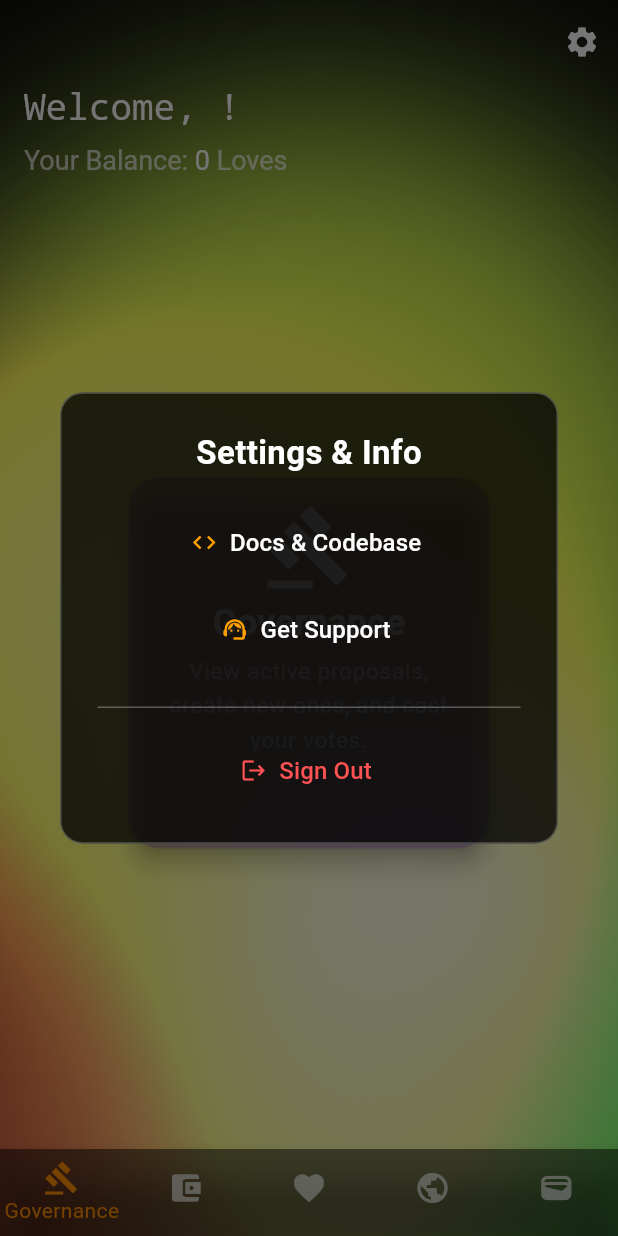
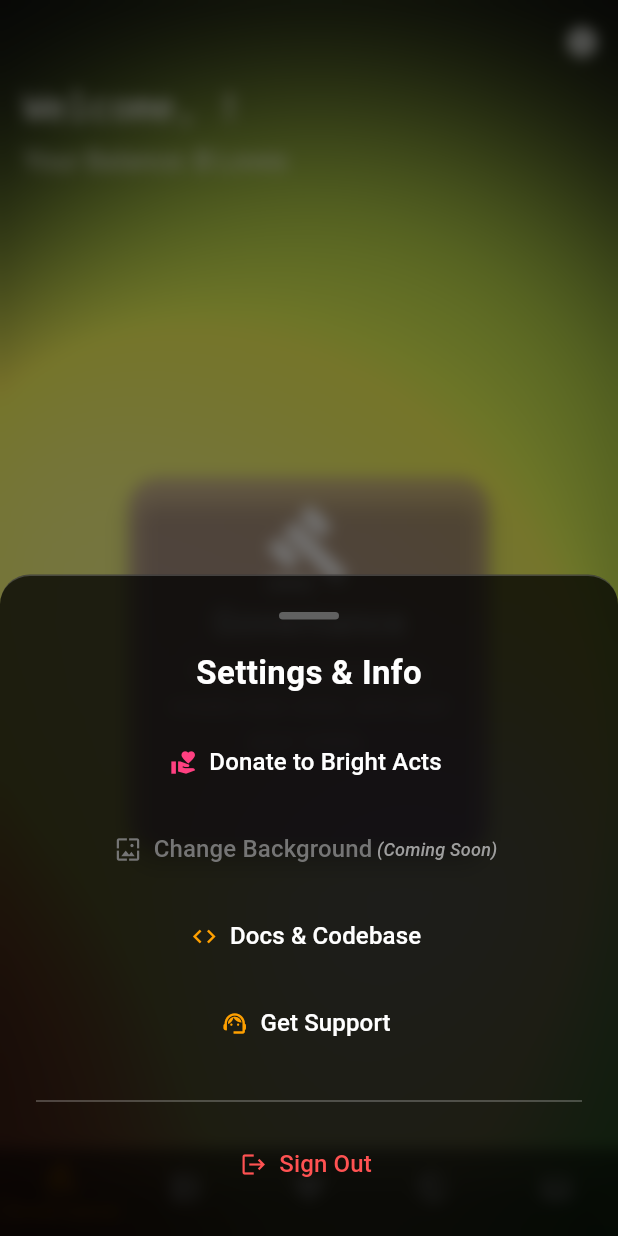
Before and after one commit to dfeen87/front-end-peoples-coin, a Flutter app: the HomePage screen opened by its route, after a tap on the "settings" icon, on a phone screen of 412 x 824 dp. Run offline on Flutter 3.47's test engine with Material 3 defaults, Android fonts, the phone set to English and light mode, and no system bars; our stand-ins replace firebase_auth, firebase_core, flutter_dotenv, flutter_riverpod, go_router, qr_flutter and 1 more; missing offline and left inert: firebase_app_check, pointycastle, web3dart; accounts and stored records are empty; network calls fail.

Commit message:
Enhance settings panel with new buttons

```diff
--- a/lib/main.dart
+++ b/lib/main.dart
@@ -1,4 +1,5 @@
 import 'dart:async';
+import 'dart:ui';
 import 'package:flutter/material.dart';
 import 'package:flutter/services.dart';
 import 'package:provider/provider.dart';
@@ -74,32 +75,24 @@
 
 Future<void> main() async {
   WidgetsFlutterBinding.ensureInitialized();
-
   await SystemChrome.setPreferredOrientations([
     DeviceOrientation.portraitUp,
     DeviceOrientation.portraitDown,
   ]);
-
   await dotenv.load(fileName: ".env");
-
   await Firebase.initializeApp(
     options: DefaultFirebaseOptions.currentPlatform,
   );
-
   final reCaptchaKey = dotenv.env['RECAPTCHA_SITE_KEY'] ?? 'YOUR_FALLBACK_KEY_HERE';
-
   await FirebaseAppCheck.instance.activate(
     webProvider: ReCaptchaV3Provider(reCaptchaKey),
     androidProvider: AndroidProvider.playIntegrity,
     appleProvider: AppleProvider.appAttest,
   );
-
   runApp(
     MultiProvider(
       providers: [
-        Provider<PeoplesCoinApiClient>(
-          create: (_) => PeoplesCoinApiClient(),
-        ),
+        Provider<PeoplesCoinApiClient>(create: (_) => PeoplesCoinApiClient()),
         ChangeNotifierProxyProvider<PeoplesCoinApiClient, MyAppAuthProvider.AuthProvider>(
           create: (context) => MyAppAuthProvider.AuthProvider(context.read<PeoplesCoinApiClient>()),
           update: (context, apiClient, previous) => MyAppAuthProvider.AuthProvider(apiClient),
@@ -130,31 +123,14 @@
 
 final _router = GoRouter(
   routes: [
-    GoRoute(
-      path: '/',
-      builder: (context, state) => const AppStartupController(),
-    ),
-    GoRoute(
-      path: '/dev_access',
-      builder: (context, state) => const DevAccessScreen(),
-    ),
-    GoRoute(
-      path: '/sign_in',
-      builder: (context, state) => const SignInScreen(),
-    ),
-    GoRoute(
-      path: '/sign_up',
-      builder: (context, state) => const SignUpScreen(),
-    ),
+    GoRoute(path: '/', builder: (context, state) => const AppStartupController()),
+    GoRoute(path: '/dev_access', builder: (context, state) => const DevAccessScreen()),
+    GoRoute(path: '/sign_in', builder: (context, state) => const SignInScreen()),
+    GoRoute(path: '/sign_up', builder: (context, state) => const SignUpScreen()),
     ShellRoute(
-      builder: (context, state, child) {
-        return AppShell(child: child);
-      },
+      builder: (context, state, child) => AppShell(child: child),
       routes: [
-        GoRoute(
-          path: '/home',
-          builder: (context, state) => const HomePage(),
-        ),
+        GoRoute(path: '/home', builder: (context, state) => const HomePage()),
       ],
     ),
   ],
@@ -163,22 +139,18 @@
 // --- APP SHELL WIDGET ---
 class AppShell extends StatelessWidget {
   final Widget child;
-
   const AppShell({required this.child, super.key});
 
   @override
   Widget build(BuildContext context) {
     return Stack(
       children: [
-        const Positioned.fill(
-          child: DynamicNebulaBackground(),
-        ),
+        const Positioned.fill(child: DynamicNebulaBackground()),
         child,
       ],
     );
   }
 }
-
 
 // --- ROOT APP WIDGET ---
 
@@ -192,7 +164,6 @@
       systemNavigationBarColor: Colors.black.withOpacity(0.5),
       systemNavigationBarIconBrightness: Brightness.light,
     ));
-
     return MaterialApp.router(
       title: 'BrightActs',
       debugShowCheckedModeBanner: false,
@@ -208,7 +179,6 @@
 
 class AppStartupController extends StatefulWidget {
   const AppStartupController({super.key});
-
   @override
   State<AppStartupController> createState() => _AppStartupControllerState();
 }
@@ -222,10 +192,8 @@
 
   Future<void> _initializeApp() async {
     await WidgetsBinding.instance.endOfFrame;
-
     final authProvider = Provider.of<MyAppAuthProvider.AuthProvider>(context, listen: false);
     await authProvider.checkCurrentUser();
-
     if (mounted) {
       if (authProvider.user == null) {
         context.go('/dev_access');
@@ -240,9 +208,7 @@
   Widget build(BuildContext context) {
     return const Scaffold(
       backgroundColor: Colors.black,
-      body: Center(
-        child: CircularProgressIndicator(color: Colors.deepPurple),
-      ),
+      body: Center(child: CircularProgressIndicator(color: Colors.deepPurple)),
     );
   }
 }
@@ -251,7 +217,6 @@
 
 class HomePage extends StatefulWidget {
   const HomePage({super.key});
-
   @override
   State<HomePage> createState() => _HomePageState();
 }
@@ -260,7 +225,6 @@
   int _selectedIndex = 2;
   late final PageController _pageController;
   late final List<Widget> _pages;
-
   bool _showUiElements = true;
 
   @override
@@ -272,46 +236,11 @@
 
   List<Widget> _buildPages() {
     return [
-      _buildNavigationPage(
-        title: 'Governance',
-        description: 'View active proposals, create new ones, and cast your votes.',
-        icon: Icons.gavel,
-        cardColor: AppColors.governance,
-        buttonText: "View Proposals",
-        pageToOpen: const GovernancePage(),
-      ),
-      _buildNavigationPage(
-        title: 'My Portfolio',
-        description: 'Track your personal acts of goodwill and contributions.',
-        icon: Icons.account_balance_wallet,
-        cardColor: AppColors.portfolio,
-        buttonText: "View My Acts",
-        pageToOpen: const MyPortfolioPage(),
-      ),
-      _buildNavigationPage(
-        title: 'Record Act',
-        description: 'Share a new act of kindness or contribution and earn Loves.',
-        icon: Icons.favorite,
-        cardColor: AppColors.recordAct,
-        buttonText: "Submit a Bright Act",
-        pageToOpen: const SubmitGoodwillPage(),
-      ),
-      _buildNavigationPage(
-        title: 'Public Ledger',
-        description: 'View all recorded acts of goodwill on the blockchain.',
-        icon: Icons.public,
-        cardColor: AppColors.ledger,
-        buttonText: "View Ledger",
-        pageToOpen: const PublicLedgerPage(),
-      ),
-      _buildNavigationPage(
-        title: 'My Wallet',
-        description: 'Manage your Loves balance, send, and receive.',
-        icon: Icons.wallet,
-        cardColor: AppColors.wallet,
-        buttonText: "Open Wallet",
-        pageToOpen: const MyWalletPage(),
-      ),
+      _buildNavigationPage(title: 'Governance', description: 'View active proposals, create new ones, and cast your votes.', icon: Icons.gavel, cardColor: AppColors.governance, buttonText: "View Proposals", pageToOpen: const GovernancePage()),
+      _buildNavigationPage(title: 'My Portfolio', description: 'Track your personal acts of goodwill and contributions.', icon: Icons.account_balance_wallet, cardColor: AppColors.portfolio, buttonText: "View My Acts", pageToOpen: const MyPortfolioPage()),
+      _buildNavigationPage(title: 'Record Act', description: 'Share a new act of kindness or contribution and earn Loves.', icon: Icons.favorite, cardColor: AppColors.recordAct, buttonText: "Submit a Bright Act", pageToOpen: const SubmitGoodwillPage()),
+      _buildNavigationPage(title: 'Public Ledger', description: 'View all recorded acts of goodwill on the blockchain.', icon: Icons.public, cardColor: AppColors.ledger, buttonText: "View Ledger", pageToOpen: const PublicLedgerPage()),
+      _buildNavigationPage(title: 'My Wallet', description: 'Manage your Loves balance, send, and receive.', icon: Icons.wallet, cardColor: AppColors.wallet, buttonText: "Open Wallet", pageToOpen: const MyWalletPage()),
     ];
   }
 
@@ -321,14 +250,7 @@
     super.dispose();
   }
 
-  Widget _buildNavigationPage({
-    required String title,
-    required String description,
-    required IconData icon,
-    required Color cardColor,
-    required String buttonText,
-    required Widget pageToOpen,
-  }) {
+  Widget _buildNavigationPage({required String title, required String description, required IconData icon, required Color cardColor, required String buttonText, required Widget pageToOpen}) {
     return NavigationCard(
       title: title,
       description: description,
@@ -341,7 +263,6 @@
   Future<void> _showSlidingFormOverlay(BuildContext context, Widget content) async {
     setState(() => _showUiElements = false);
     await Future.delayed(AppDurations.fast);
-
     await showGeneralDialog(
       context: context,
       barrierDismissible: true,
@@ -363,24 +284,17 @@
           child: Container(
             width: mediaQuery.size.width * (isDesktop ? 0.4 : 0.9),
             height: mediaQuery.size.height * 0.85,
-            margin: EdgeInsets.only(
-              top: mediaQuery.padding.top + (AppBar().preferredSize.height / 2),
-              bottom: mediaQuery.padding.bottom,
-            ),
+            margin: EdgeInsets.only(top: mediaQuery.padding.top + (AppBar().preferredSize.height / 2), bottom: mediaQuery.padding.bottom),
             decoration: BoxDecoration(
               color: Colors.white.withOpacity(0.15),
               borderRadius: BorderRadius.circular(25.0),
               border: Border.all(color: Colors.white.withOpacity(0.2)),
             ),
-            child: ClipRRect(
-              borderRadius: BorderRadius.circular(25.0),
-              child: content,
-            ),
+            child: ClipRRect(borderRadius: BorderRadius.circular(25.0), child: content),
           ),
         );
       },
     );
-
     setState(() => _showUiElements = true);
   }
 
@@ -388,10 +302,7 @@
     return Column(
       crossAxisAlignment: CrossAxisAlignment.start,
       children: [
-        const Text(
-          'Detailed information about this section.',
-          style: TextStyle(color: Colors.white70, fontSize: 14),
-        ),
+        const Text('Detailed information about this section.', style: TextStyle(color: Colors.white70, fontSize: 14)),
         const Spacer(),
         Center(
           child: ElevatedButton(
@@ -417,21 +328,15 @@
     _pageController.animateToPage(index, duration: AppDurations.fast, curve: Curves.ease);
   }
 
-  // --- THIS IS THE CORRECTED BUILD METHOD FOR HOMEPAGE ---
   @override
   Widget build(BuildContext context) {
     final screenWidth = MediaQuery.of(context).size.width;
     final verticalMargin = screenWidth >= AppBreakpoints.desktop ? 40.0 : 20.0;
-
-    // The Scaffold is now the root widget of this page.
-    // It's transparent to let the AppShell's background show through.
     return Scaffold(
-      backgroundColor: Colors.transparent, // Make sure it's transparent
+      backgroundColor: Colors.transparent,
       extendBodyBehindAppBar: true,
       extendBody: true,
       appBar: _buildAppBar(context),
-      // The main body is now just the SafeArea with the Column.
-      // The old Stack and DynamicNebulaBackground are GONE from here.
       body: SafeArea(
         child: Column(
           crossAxisAlignment: CrossAxisAlignment.start,
@@ -469,7 +374,12 @@
               icon: const Icon(Icons.settings),
               onPressed: () {
                 HapticFeedback.mediumImpact();
-                showDialog(context: context, builder: (_) => const SettingsDialog());
+                showModalBottomSheet(
+                  context: context,
+                  backgroundColor: Colors.transparent,
+                  isScrollControlled: true,
+                  builder: (_) => const SettingsBottomSheet(),
+                );
               },
             ),
           ],
@@ -479,29 +389,18 @@
   }
 
   Widget _buildWelcomeHeader() {
-    return Selector<UserProvider,
-        ({bool isLoading, bool hasError, UserAccount? userAccount})>(
-      selector: (_, provider) => (
-        isLoading: provider.isLoading,
-        hasError: provider.hasError,
-        userAccount: provider.currentUser
-      ),
+    return Selector<UserProvider, ({bool isLoading, bool hasError, UserAccount? userAccount})>(
+      selector: (_, provider) => (isLoading: provider.isLoading, hasError: provider.hasError, userAccount: provider.currentUser),
       builder: (context, data, _) {
         if (data.hasError) {
           return const Column(
             crossAxisAlignment: CrossAxisAlignment.start,
             children: [
-              Text('// CONNECTION INTERRUPTED',
-                  style: TextStyle(
-                      color: Colors.redAccent,
-                      fontSize: 24,
-                      fontFamily: 'monospace')),
-              Text('  Could not load user data.',
-                  style: TextStyle(color: Colors.white70)),
+              Text('// CONNECTION INTERRUPTED', style: TextStyle(color: Colors.redAccent, fontSize: 24, fontFamily: 'monospace')),
+              Text('  Could not load user data.', style: TextStyle(color: Colors.white70)),
             ],
           );
         }
-
         return Column(
           crossAxisAlignment: CrossAxisAlignment.start,
           children: [
@@ -513,8 +412,7 @@
             const SizedBox(height: 8),
             Row(
               children: [
-                Text('Your Balance: ',
-                    style: Theme.of(context).textTheme.titleLarge?.copyWith(fontSize: 18)),
+                Text('Your Balance: ', style: Theme.of(context).textTheme.titleLarge?.copyWith(fontSize: 18)),
                 if (data.isLoading)
                   Text("******", style: Theme.of(context).textTheme.titleLarge?.copyWith(fontSize: 18)),
                 if (!data.isLoading && data.userAccount != null)
@@ -522,8 +420,7 @@
                     value: data.userAccount!.balance,
                     textStyle: Theme.of(context).textTheme.titleLarge?.copyWith(fontSize: 18, color: Colors.white),
                   ),
-                Text(' Loves',
-                    style: Theme.of(context).textTheme.titleLarge?.copyWith(fontSize: 18)),
+                Text(' Loves', style: Theme.of(context).textTheme.titleLarge?.copyWith(fontSize: 18)),
               ],
             ),
           ],
@@ -578,31 +475,94 @@
   }
 }
 
-// --- SETTINGS DIALOG WIDGET ---
+// --- ENHANCED SettingsBottomSheet WIDGET ---
+class SettingsBottomSheet extends StatelessWidget {
+  const SettingsBottomSheet({super.key});
 
-class SettingsDialog extends StatelessWidget {
-  const SettingsDialog({super.key});
+  // --- NEW: Helper for the "cool support ticket" email ---
+  void _launchSupportEmail(BuildContext context) async {
+    // Replace with your actual business email
+    const String businessEmail = 'support@brightacts.com';
+    const String subject = 'Bright Acts Support Request';
+    // A helpful template for the user
+    const String body = '''
+      Please describe your issue or question in detail below.
+
+      --------------------
+      App Version: 1.0.0
+      Platform: Web
+      User ID: [Please leave this for faster support]
+      --------------------
+
+      My issue is:
+    ''';
+
+    final Uri emailLaunchUri = Uri(
+      scheme: 'mailto',
+      path: businessEmail,
+      query: 'subject=${Uri.encodeComponent(subject)}&body=${Uri.encodeComponent(body)}',
+    );
+
+    try {
+      await url_launcher.launchUrl(emailLaunchUri);
+    } catch (e) {
+      ScaffoldMessenger.of(context).showSnackBar(
+        const SnackBar(content: Text('Could not launch email app. Please contact support@brightacts.com directly.')),
+      );
+    }
+  }
 
   @override
   Widget build(BuildContext context) {
-    return Dialog(
-      backgroundColor: Colors.transparent,
+    return BackdropFilter(
+      filter: ImageFilter.blur(sigmaX: 5, sigmaY: 5),
       child: Container(
         padding: const EdgeInsets.all(24),
         decoration: BoxDecoration(
           color: Colors.black.withOpacity(0.75),
-          borderRadius: BorderRadius.circular(15),
-          border: Border.all(color: Colors.white24),
+          borderRadius: const BorderRadius.only(
+            topLeft: Radius.circular(20),
+            topRight: Radius.circular(20),
           ),
-        child: SingleChildScrollView(
+          border: Border(top: BorderSide(color: Colors.white.withOpacity(0.2))),
+        ),
         child: Column(
           mainAxisSize: MainAxisSize.min,
           children: [
-              const Text(
-                'Settings & Info',
-                style: TextStyle(color: Colors.white, fontSize: 22, fontWeight: FontWeight.bold),
+            Container(
+              width: 40,
+              height: 5,
+              decoration: BoxDecoration(color: Colors.grey[700], borderRadius: BorderRadius.circular(12)),
             ),
             const SizedBox(height: 20),
+            const Text('Settings & Info', style: TextStyle(color: Colors.white, fontSize: 22, fontWeight: FontWeight.bold)),
+            const SizedBox(height: 20),
+
+            // --- NEW: Donate Button (Placeholder) ---
+            _buildLinkButton(
+              context: context,
+              text: 'Donate to Bright Acts',
+              icon: Icons.volunteer_activism, // A more fitting icon
+              color: Colors.pinkAccent, // A standout color
+              onPressed: () {
+                // Placeholder action until you have the Stripe link
+                ScaffoldMessenger.of(context).showSnackBar(
+                  const SnackBar(content: Text('Donation link coming soon. Thank you for your support!')),
+                );
+              },
+            ),
+            const SizedBox(height: 10),
+
+            // --- NEW: Change Background Button (Disabled) ---
+            _buildLinkButton(
+              context: context,
+              text: 'Change Background',
+              icon: Icons.wallpaper,
+              // Set onPressed to null to disable the button
+              onPressed: null,
+            ),
+            const SizedBox(height: 10),
+
             _buildLinkButton(
               context: context,
               text: 'Docs & Codebase',
@@ -610,13 +570,13 @@
               url: 'https://github.com/DonMichaelFeeney/Brightacts',
             ),
             const SizedBox(height: 10),
+
+            // --- ENHANCED: Get Support Button ---
             _buildLinkButton(
               context: context,
               text: 'Get Support',
               icon: Icons.support_agent,
-                onPressed: () {
-                  // Implement support action
-                },
+              onPressed: () => _launchSupportEmail(context),
             ),
             const SizedBox(height: 20),
             Divider(color: Colors.white.withOpacity(0.3)),
@@ -631,24 +591,46 @@
                 context.go('/dev_access');
               },
             ),
+            SizedBox(height: MediaQuery.of(context).padding.bottom),
           ],
-          ),
         ),
       ),
     );
   }
 
+  // --- ENHANCED: _buildLinkButton helper ---
   Widget _buildLinkButton({
     required BuildContext context,
     required String text,
     required IconData icon,
+    Color? color,
     String? url,
     VoidCallback? onPressed,
   }) {
+    final bool isEnabled = onPressed != null || url != null;
+    final Color enabledColor = color ?? Colors.amber[700]!;
+    final Color disabledColor = Colors.grey[600]!;
+
     return TextButton.icon(
-      icon: Icon(icon, color: Colors.amber[700]),
-      label: Text(text, style: const TextStyle(color: Colors.white, fontSize: 16)),
-      onPressed: onPressed ?? () async {
+      icon: Icon(icon, color: isEnabled ? enabledColor : disabledColor),
+      label: Row(
+        mainAxisSize: MainAxisSize.min,
+        children: [
+          Text(
+            text,
+            style: TextStyle(
+              color: isEnabled ? Colors.white : Colors.grey[600],
+              fontSize: 16,
+            ),
+          ),
+          if (!isEnabled)
+            const Text(
+              ' (Coming Soon)',
+              style: TextStyle(color: Colors.grey, fontSize: 12, fontStyle: FontStyle.italic),
+            ),
+        ],
+      ),
+      onPressed: isEnabled ? (onPressed ?? () async {
         if (url != null) {
           final uri = Uri.parse(url);
           try {
@@ -659,7 +641,7 @@
             );
           }
         }
-      },
+      }) : null, // Pass null to onPressed to automatically disable the button
     );
   }
 }
```
Lines whose indentation alone changed are shown as unchanged.
